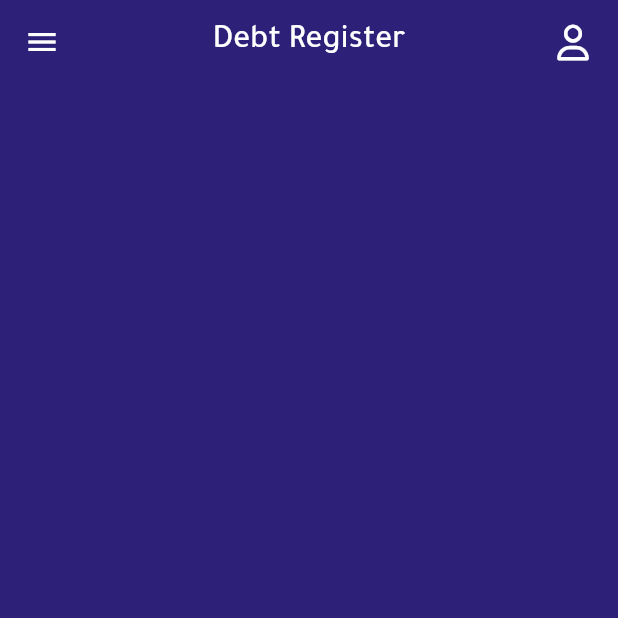
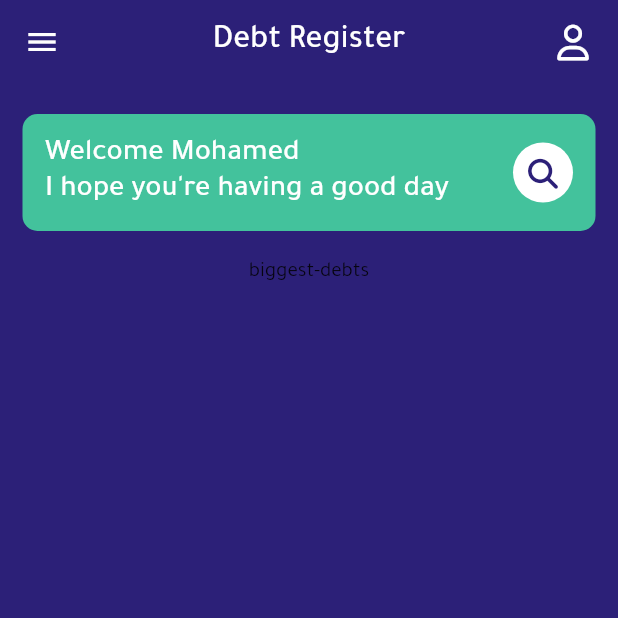
Before and after one commit to Mohamed-Ararr/store-debt, a Flutter app: the screen it shows after launch, on a phone screen of 412 x 824 dp, the top half of it. Run offline on Flutter 3.47's test engine with Material 2 defaults, Android fonts, the phone set to English and light mode, and no system bars; our stand-ins replace flutter_svg, font_awesome_flutter, go_router; project files that could hold a hidden picture were left out.

Commit message:
add greet and search card

```diff
--- a/assets/lang/ar.json
+++ b/assets/lang/ar.json
@@ -1,4 +1,7 @@
 {
     "app-title": "دفتر الديون",
-    "app-slogan": "تتبع ديون عملائك دون عناء!"
+    "app-slogan": "تتبع ديون عملائك دون عناء!",
+    "greet-with-owner": "مرحبا",
+    "greet-without-owner": "أرجو أن تحظى بيوم رائع",
+    "biggest-debts": "أكبر الديون"
 }
--- a/assets/lang/en.json
+++ b/assets/lang/en.json
@@ -1,4 +1,7 @@
 {
     "app-title": "Debt Register",
-    "app-slogan": "Keep track of your clients debts, effortlessly!"
+    "app-slogan": "Keep track of your clients debts, effortlessly!",
+    "greet-with-owner": "Welcome",
+    "greet-without-owner": "I hope you're having a good day",
+    "biggest-debts": "biggest-debts"
 }
--- a/assets/lang/fr.json
+++ b/assets/lang/fr.json
@@ -1,4 +1,7 @@
 {
     "app-title": "dettes registre",
-    "app-slogan": "Gardez une trace des dettes de vos clients, sans effort!"
+    "app-slogan": "Gardez une trace des dettes de vos clients, sans effort!",
+    "greet-with-owner": "Bienvenue",
+    "greet-without-owner": "j'espère que vous avez une bonne journée",
+    "biggest-debts": "plus grosses dettes"
 }
--- a/lib/Constants.dart
+++ b/lib/Constants.dart
@@ -1 +1,7 @@
+import 'package:flutter/material.dart';
+
 const String appLogo = "assets/images/appLogo.svg";
+const EdgeInsets paddingLR15 = EdgeInsets.symmetric(horizontal: 15);
+const EdgeInsets paddingAll10 = EdgeInsets.all(10);
+const EdgeInsets paddingAll15 = EdgeInsets.all(15);
+BorderRadius bRadius10 = BorderRadius.circular(10);
--- /dev/null
+++ b/lib/Features/Home Screen/Presentation/Widgets/GreetAndSearchCard.dart
@@ -0,0 +1,49 @@
+import 'package:flutter/material.dart';
+import 'package:font_awesome_flutter/font_awesome_flutter.dart';
+
+import '../../../../Constants.dart';
+import '../../../../Core/AppLocal.dart';
+import '../../../../Core/Style Utils/AppColors.dart';
+
+class GreetAndSearchCard extends StatelessWidget {
+  const GreetAndSearchCard({super.key});
+
+  @override
+  Widget build(BuildContext context) {
+    return Container(
+      padding: paddingAll15,
+      decoration: BoxDecoration(
+        borderRadius: bRadius10,
+        color: AppColors.lightGreen,
+      ),
+      child: Row(
+        mainAxisAlignment: MainAxisAlignment.spaceBetween,
+        children: [
+          Text(
+            "${getLang(context, "greet-with-owner")} Mohamed\n${getLang(context, "greet-without-owner")}",
+            style: TextStyle(
+              fontSize: 20,
+              fontWeight: FontWeight.w500,
+              color: Colors.white,
+            ),
+          ),
+          Container(
+            padding: EdgeInsets.all(10),
+            decoration: BoxDecoration(
+              borderRadius: BorderRadius.circular(100),
+              color: Colors.white,
+            ),
+            child: InkWell(
+              onTap: () {},
+              child: Icon(
+                FontAwesomeIcons.magnifyingGlass,
+                size: 20,
+                color: AppColors.purpleColor,
+              ),
+            ),
+          ),
+        ],
+      ),
+    );
+  }
+}
--- a/lib/Features/Home Screen/Presentation/Widgets/HomeViewBody.dart
+++ b/lib/Features/Home Screen/Presentation/Widgets/HomeViewBody.dart
@@ -1,8 +1,12 @@
 import 'package:flutter/material.dart';
 import 'package:flutter_svg/svg.dart';
 import 'package:font_awesome_flutter/font_awesome_flutter.dart';
+import 'package:storedebt/Constants.dart';
 import 'package:storedebt/Core/AppLocal.dart';
+import 'package:storedebt/Core/Style%20Utils/AppColors.dart';
 import 'package:storedebt/Core/Style%20Utils/AppFonts.dart';
+
+import 'GreetAndSearchCard.dart';
 
 class HomeViewBody extends StatelessWidget {
   const HomeViewBody({super.key});
@@ -28,6 +32,19 @@ class HomeViewBody extends StatelessWidget {
         ],
       ),
       drawer: Container(),
+      body: SingleChildScrollView(
+        child: Padding(
+          padding: paddingLR15,
+          child: Column(
+            children: [
+              SizedBox(height: 20),
+              GreetAndSearchCard(),
+              SizedBox(height: 20),
+              Text("${getLang(context, 'biggest-debts')}")
+            ],
+          ),
+        ),
+      ),
     );
   }
 }
```
